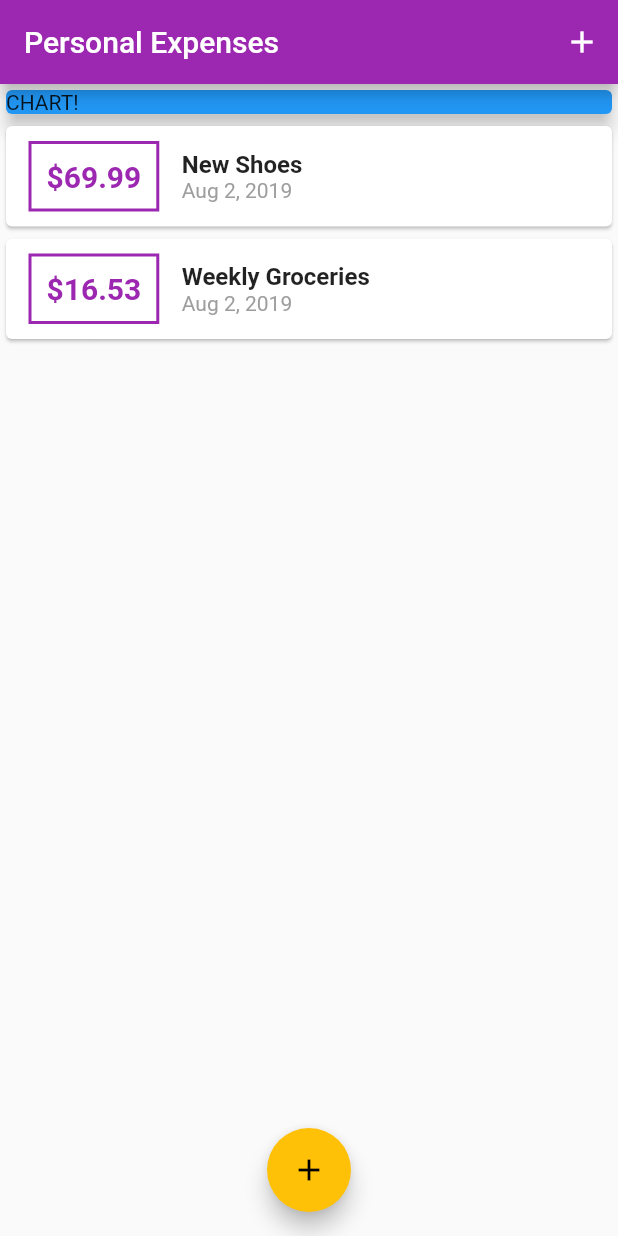
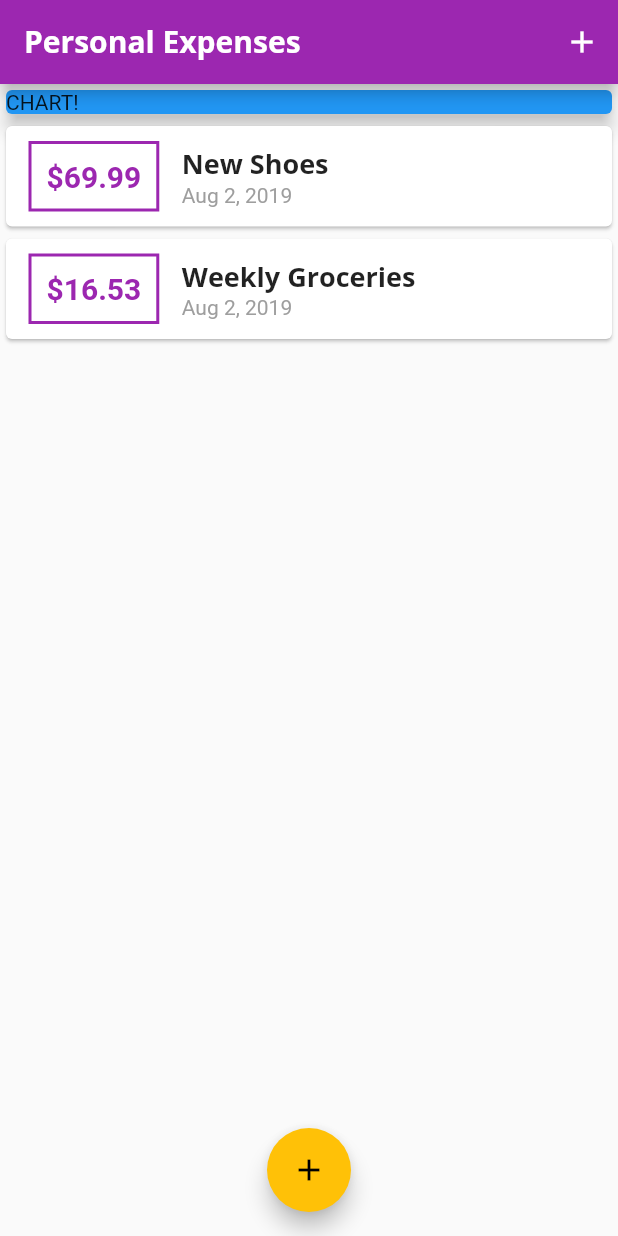
Before and after one commit to David1582/MaxFlutter, a Flutter app: the screen it shows after launch, on a phone screen of 412 x 824 dp. Run offline on Flutter 3.47's test engine with Material 2 defaults, Android fonts, the phone set to English and light mode, and no system bars.

Commit message:
94 added themes

```diff
--- a/expenseapp/lib/main.dart
+++ b/expenseapp/lib/main.dart
@@ -12,9 +12,25 @@ class MyApp extends StatelessWidget {
     return MaterialApp(
       title: 'Personal Expenses',
       theme: ThemeData(
-        primarySwatch: Colors.purple,
-        accentColor: Colors.amber,
-      ),
+          primarySwatch: Colors.purple,
+          accentColor: Colors.amber,
+          fontFamily: 'Quicksand',
+          textTheme: ThemeData.light().textTheme.copyWith(
+                title: TextStyle(
+                  fontFamily: 'OpenSans',
+                  fontWeight: FontWeight.bold,
+                  fontSize: 18,
+                ),
+              ),
+          appBarTheme: AppBarTheme(
+            textTheme: ThemeData.light().textTheme.copyWith(
+                  title: TextStyle(
+                    fontFamily: 'OpenSans',
+                    fontSize: 20,
+                    fontWeight: FontWeight.bold,
+                  ),
+                ),
+          )),
       home: MyHomePage(),
     );
   }
--- a/expenseapp/lib/widgets/transaction_list.dart
+++ b/expenseapp/lib/widgets/transaction_list.dart
@@ -41,10 +41,7 @@ class TransactionList extends StatelessWidget {
                   children: <Widget>[
                     Text(
                       transactions[index].title,
-                      style: TextStyle(
-                        fontWeight: FontWeight.bold,
-                        fontSize: 16,
-                      ),
+                      style: Theme.of(context).textTheme.title,
                     ),
                     Text(
                       DateFormat.yMMMd().format(transactions[index].date),
```
Also changed, not shown: expenseapp/pubspec.yaml (+4 -4 lines).
